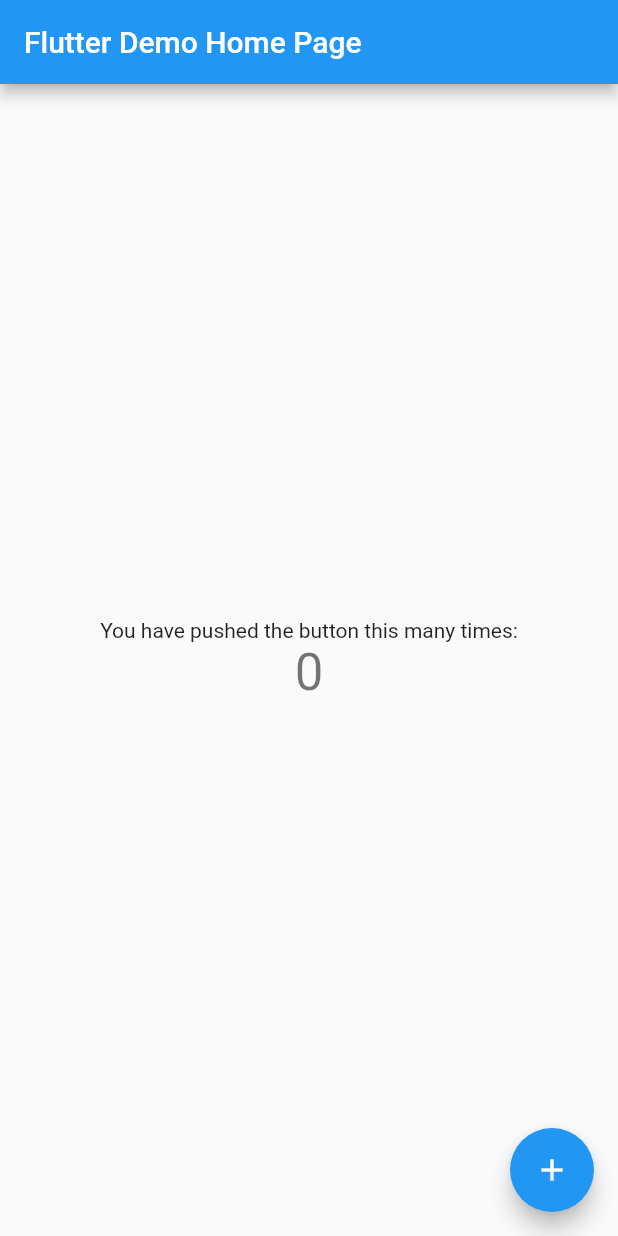
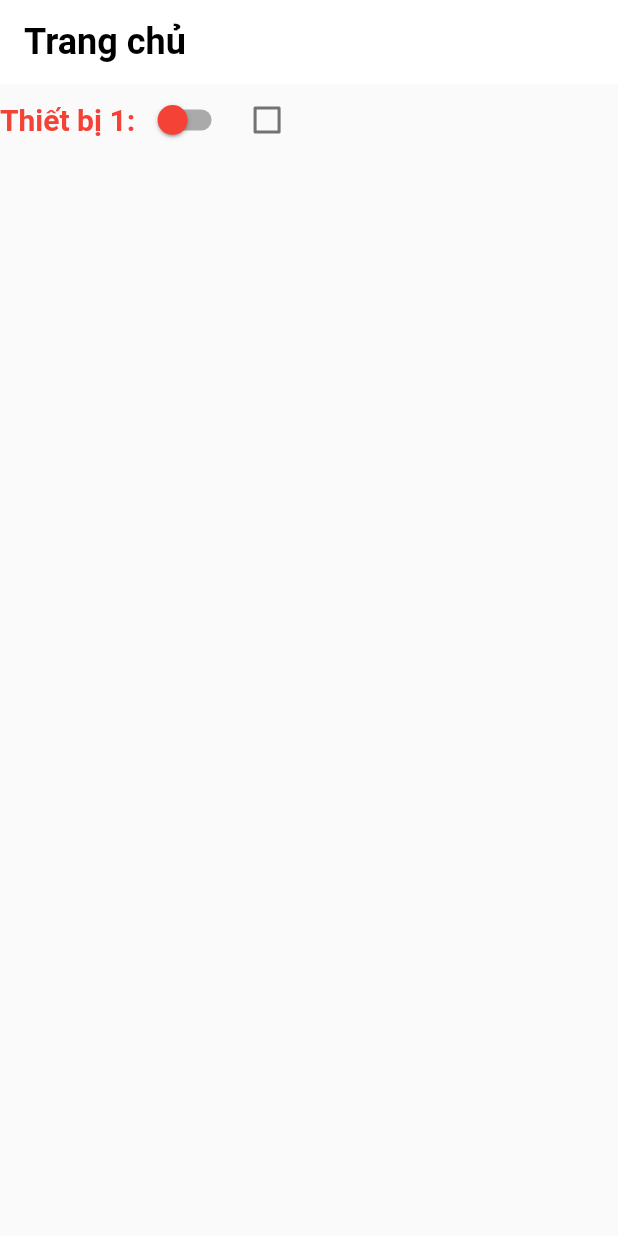
Before and after one commit to mralbertnguyen/freelance-ble, a Flutter app: the screen it shows after launch, on a phone screen of 412 x 824 dp. Run offline on Flutter 3.47's test engine with Material 2 defaults, Android fonts, the phone set to English and light mode, and no system bars.

Commit message:
making ui

```diff
--- /dev/null
+++ b/lib/index.dart
@@ -0,0 +1,17 @@
+/// Core libs
+export "package:flutter/material.dart";
+/// Screens
+export "package:the_third/screens/home_screen.dart";
+
+/// Widgets
+export "package:the_third/widgets/app_bar_widget.dart";
+
+/// Styles
+export "package:the_third/styles/app_bar_style.dart";
+export "package:the_third/styles/hex_color.dart";
+
+/// Models
+export "package:the_third/models/device_data_type_model.dart";
+
+/// Utils
+export "package:the_third/utils/sms_config.dart";
--- a/lib/main.dart
+++ b/lib/main.dart
@@ -1,4 +1,5 @@
 import 'package:flutter/material.dart';
+import 'package:the_third/index.dart';
 
 void main() => runApp(MyApp());
 
@@ -9,33 +10,16 @@ class MyApp extends StatelessWidget {
     return MaterialApp(
       title: 'Flutter Demo',
       theme: ThemeData(
-        // This is the theme of your application.
-        //
-        // Try running your application with "flutter run". You'll see the
-        // application has a blue toolbar. Then, without quitting the app, try
-        // changing the primarySwatch below to Colors.green and then invoke
-        // "hot reload" (press "r" in the console where you ran "flutter run",
-        // or simply save your changes to "hot reload" in a Flutter IDE).
-        // Notice that the counter didn't reset back to zero; the application
-        // is not restarted.
         primarySwatch: Colors.blue,
       ),
       home: MyHomePage(title: 'Flutter Demo Home Page'),
+      debugShowCheckedModeBanner: false,
     );
   }
 }
 
 class MyHomePage extends StatefulWidget {
   MyHomePage({Key key, this.title}) : super(key: key);
-
-  // This widget is the home page of your application. It is stateful, meaning
-  // that it has a State object (defined below) that contains fields that affect
-  // how it looks.
-
-  // This class is the configuration for the state. It holds the values (in this
-  // case the title) provided by the parent (in this case the App widget) and
-  // used by the build method of the State. Fields in a Widget subclass are
-  // always marked "final".
 
   final String title;
 
@@ -44,68 +28,8 @@ class MyHomePage extends StatefulWidget {
 }
 
 class _MyHomePageState extends State<MyHomePage> {
-  int _counter = 0;
-
-  void _incrementCounter() {
-    setState(() {
-      // This call to setState tells the Flutter framework that something has
-      // changed in this State, which causes it to rerun the build method below
-      // so that the display can reflect the updated values. If we changed
-      // _counter without calling setState(), then the build method would not be
-      // called again, and so nothing would appear to happen.
-      _counter++;
-    });
-  }
-
   @override
   Widget build(BuildContext context) {
-    // This method is rerun every time setState is called, for instance as done
-    // by the _incrementCounter method above.
-    //
-    // The Flutter framework has been optimized to make rerunning build methods
-    // fast, so that you can just rebuild anything that needs updating rather
-    // than having to individually change instances of widgets.
-    return Scaffold(
-      appBar: AppBar(
-        // Here we take the value from the MyHomePage object that was created by
-        // the App.build method, and use it to set our appbar title.
-        title: Text(widget.title),
-      ),
-      body: Center(
-        // Center is a layout widget. It takes a single child and positions it
-        // in the middle of the parent.
-        child: Column(
-          // Column is also a layout widget. It takes a list of children and
-          // arranges them vertically. By default, it sizes itself to fit its
-          // children horizontally, and tries to be as tall as its parent.
-          //
-          // Invoke "debug painting" (press "p" in the console, choose the
-          // "Toggle Debug Paint" action from the Flutter Inspector in Android
-          // Studio, or the "Toggle Debug Paint" command in Visual Studio Code)
-          // to see the wireframe for each widget.
-          //
-          // Column has various properties to control how it sizes itself and
-          // how it positions its children. Here we use mainAxisAlignment to
-          // center the children vertically; the main axis here is the vertical
-          // axis because Columns are vertical (the cross axis would be
-          // horizontal).
-          mainAxisAlignment: MainAxisAlignment.center,
-          children: <Widget>[
-            Text(
-              'You have pushed the button this many times:',
-            ),
-            Text(
-              '$_counter',
-              style: Theme.of(context).textTheme.display1,
-            ),
-          ],
-        ),
-      ),
-      floatingActionButton: FloatingActionButton(
-        onPressed: _incrementCounter,
-        tooltip: 'Increment',
-        child: Icon(Icons.add),
-      ), // This trailing comma makes auto-formatting nicer for build methods.
-    );
+    return HomeScreen();
   }
 }
--- /dev/null
+++ b/lib/models/device_data_type_model.dart
@@ -0,0 +1,35 @@
+import 'package:the_third/index.dart';
+
+class DeviceType {
+  String name;
+  bool isOn;
+  bool isDelay;
+  int delayTime;
+  TextEditingController textController;
+
+  DeviceType(
+      {@required this.name,
+      @required this.isOn,
+      @required this.textController,
+      this.isDelay,
+      this.delayTime})
+      : assert(name != null),
+        assert(isOn != null),
+        assert(textController != null);
+
+  DeviceType.fromJson(Map<String, dynamic> json) {
+    name = json["name"];
+    isOn = json["is_on"];
+    isDelay = json["is_delay"];
+    delayTime = json["delay_time"];
+    textController = json["text_controller"];
+  }
+
+  Map<String, dynamic> toJson() => {
+        "name": name,
+        "is_on": isOn,
+        "is_delay": isDelay,
+        "delay_time": delayTime,
+        "text_controller": textController
+      };
+}
--- /dev/null
+++ b/lib/screens/home_screen.dart
@@ -0,0 +1,125 @@
+import 'package:the_third/index.dart';
+
+//import 'package:flutter_sms/flutter_sms.dart';
+
+class HomeScreen extends StatefulWidget {
+  @override
+  _HomeScreenState createState() => _HomeScreenState();
+}
+
+class _HomeScreenState extends State<HomeScreen> {
+  String _title = "Trang chủ";
+
+  static TextEditingController _device1TextController =
+      new TextEditingController();
+  static TextEditingController _device2TextController =
+      new TextEditingController();
+  static TextEditingController _device3TextController =
+      new TextEditingController();
+  static TextEditingController _device4TextController =
+      new TextEditingController();
+
+  static var initDeviceData = [
+    {
+      "name": "1",
+      "is_on": false,
+      "delay_time": 0,
+      "text_controller": _device1TextController
+    },
+    {
+      "name": "2",
+      "is_on": false,
+      "delay_time": 0,
+      "text_controller": _device2TextController
+    },
+    {
+      "name": "3",
+      "is_on": false,
+      "delay_time": 0,
+      "text_controller": _device3TextController
+    },
+    {
+      "name": "4",
+      "is_on": false,
+      "delay_time": 0,
+      "text_controller": _device4TextController
+    }
+  ];
+
+  static List<DeviceType> listDevices =
+      initDeviceData.map((i) => DeviceType.fromJson(i)).toList();
+
+  DeviceType _deviceTest = listDevices.first;
+
+  _sendSms(String deviceName, String status, int delayTime) async {
+    print("Device: $deviceName - Status:$status - Delay time: $delayTime");
+
+    String _messageContent = "";
+
+//    String _result =
+//        await sendSMS(message: _messageContent, recipients: [PHONE_NUMBER])
+//            .catchError((onError) {
+//      print(onError);
+//    });
+
+//    print(_result);
+  }
+
+  void _sendSMS(String message, List<String> recipents) async {}
+
+  @override
+  Widget build(BuildContext context) {
+    return Scaffold(
+      appBar: customAppBarHome(_title),
+      body: SingleChildScrollView(
+        child: Container(
+          height: MediaQuery.of(context).size.height,
+          width: MediaQuery.of(context).size.width,
+          child: Column(
+            children: <Widget>[
+              Row(
+                children: <Widget>[
+                  // TODO: Device name
+                  Text(
+                    "Thiết bị ${_deviceTest.name}: ",
+                    style: TextStyle(
+                        color: Colors.red,
+                        fontWeight: FontWeight.bold,
+                        fontSize: 20),
+                  ),
+                  // TODO: Button on off
+                  Switch(
+                    value: _deviceTest.isOn,
+                    onChanged: (value) {
+                      setState(() {
+                        _deviceTest.isOn = value;
+                        print("Device is on ${_deviceTest.isOn}");
+                      });
+                    },
+                    inactiveThumbColor: Colors.red,
+                    activeTrackColor: Colors.lightGreenAccent,
+                    activeColor: Colors.green,
+                  ),
+                  // TODO: Input delay time
+//                  TextField(
+//                    controller: _device1TextController,
+//                    onChanged: (v) {},
+//                  ),
+                  // TODO: Checkbox enable delay time
+                  Checkbox(
+                    value: _deviceTest.isOn,
+                    onChanged: (isChecked) {
+                      setState(() {
+                        _deviceTest.isOn = isChecked;
+                      });
+                    },
+                  )
+                ],
+              )
+            ],
+          ),
+        ),
+      ),
+    );
+  }
+}
--- /dev/null
+++ b/lib/styles/hex_color.dart
@@ -0,0 +1,13 @@
+import 'package:the_third/index.dart';
+
+class HexColor extends Color {
+  static int _getColorFromHex(String hexColor) {
+    hexColor = hexColor.toUpperCase().replaceAll("#", "");
+    if (hexColor.length == 6) {
+      hexColor = "FF" + hexColor;
+    }
+    return int.parse(hexColor, radix: 16);
+  }
+
+  HexColor(final String hexColor) : super(_getColorFromHex(hexColor));
+}
--- /dev/null
+++ b/lib/utils/sms_config.dart
@@ -0,0 +1,9 @@
+import 'package:the_third/index.dart';
+
+const String PHONE_NUMBER = "";
+
+class SmsConfiguration {
+
+
+
+}
--- /dev/null
+++ b/lib/widgets/app_bar_widget.dart
@@ -0,0 +1,25 @@
+import 'package:the_third/index.dart';
+
+Widget customAppBarHome(String _title) {
+  return AppBar(
+      backgroundColor: Colors.white,
+      bottomOpacity: 0.0,
+      elevation: 0.0,
+      automaticallyImplyLeading: false,
+      title: Text(
+        _title,
+        style: TextStyle(
+            color: Colors.black,
+            fontSize: 24,
+            fontWeight: FontWeight.bold),
+      ),
+      actions: <Widget>[
+//        IconButton(
+//          icon: svgNotify,
+//          tooltip: 'Next p                                                          age',
+//          onPressed: () {
+//            print("Press icon notify");
+//          },
+//        )
+      ]);
+}
--- a/pubspec.yaml
+++ b/pubspec.yaml
@@ -14,7 +14,7 @@ description: A new Flutter project.
 version: 1.0.0+1
 
 environment:
-  sdk: ">=2.1.0 <3.0.0"
+  sdk: ">=2.3.0 <3.0.0"
 
 dependencies:
   flutter:
```
Also changed, not shown: lib/styles/app_bar_style.dart (added), pubspec.lock, 1 other file.
